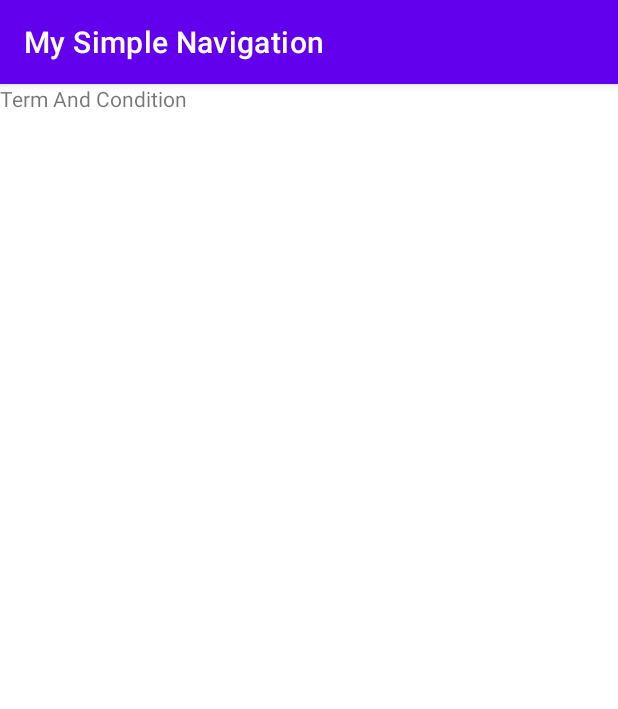
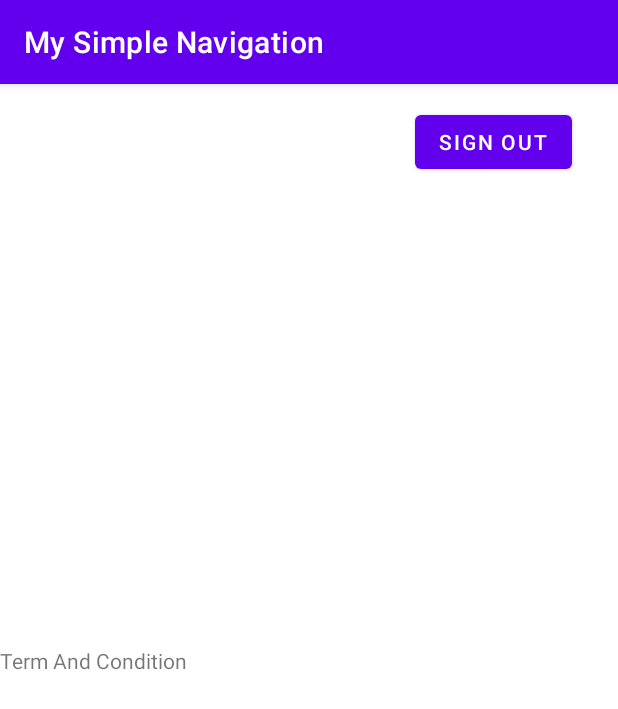
Before and after one commit to edwardsuwirya/mysimplenav, an Android app: the TermConditionFragment screen opened through its navigation route, on a phone screen of 412 x 824 dp. Shown: the top 709 px of the screen. Run offline under Robolectric (Android 15) with nearby library versions, the phone set to English and light mode, and no system bars; 1 statement that could not run was skipped.

Commit message:
Add term condition sign out

```diff
--- a/app/src/main/java/com/enigmacamp/mysimplenavigation/TermConditionFragment.kt
+++ b/app/src/main/java/com/enigmacamp/mysimplenavigation/TermConditionFragment.kt
@@ -6,13 +6,48 @@ import androidx.fragment.app.Fragment
 import android.view.LayoutInflater
 import android.view.View
 import android.view.ViewGroup
+import androidx.activity.OnBackPressedCallback
+import androidx.lifecycle.ViewModelProvider
+import androidx.navigation.fragment.findNavController
+import com.enigmacamp.mysimplenavigation.databinding.FragmentLoginBinding
+import com.enigmacamp.mysimplenavigation.databinding.FragmentTermConditionBinding
+import com.enigmacamp.mysimplenavigation.ui.NavigationCommand
+import com.enigmacamp.mysimplenavigation.ui.login.LoginFragmentViewModel
 
 
 class TermConditionFragment : Fragment() {
+    private lateinit var binding: FragmentTermConditionBinding
+    private lateinit var viewModel: TermConditionFragmentViewModel
 
     override fun onCreate(savedInstanceState: Bundle?) {
         super.onCreate(savedInstanceState)
+        initViewModel()
         Log.d("FragmentTermCondition", "onCreate: ")
+        requireActivity().onBackPressedDispatcher.addCallback(this,
+            object : OnBackPressedCallback(true) {
+                override fun handleOnBackPressed() {
+                    Log.d("FragmentTermCondition", "onBackPressed: ")
+                    viewModel.doExit()
+                }
+            })
+    }
+
+
+    private fun initViewModel() {
+        viewModel = ViewModelProvider(this).get(TermConditionFragmentViewModel::class.java)
+    }
+
+    private fun subscriber() {
+        viewModel.navigationCommandLiveData.observe(viewLifecycleOwner) {
+            when (it) {
+                is NavigationCommand.To -> findNavController().navigate(it.directions)
+                is NavigationCommand.Back -> findNavController().popBackStack()
+                is NavigationCommand.ToRoot -> requireActivity().finish()
+                is NavigationCommand.DeepLink -> findNavController().navigate(it.destinationDeep)
+                else -> {
+                }
+            }
+        }
     }
 
     override fun onDestroy() {
@@ -24,8 +59,18 @@ class TermConditionFragment : Fragment() {
         inflater: LayoutInflater, container: ViewGroup?,
         savedInstanceState: Bundle?
     ): View? {
-        // Inflate the layout for this fragment
-        return inflater.inflate(R.layout.fragment_term_condition, container, false)
+        binding = FragmentTermConditionBinding.inflate(layoutInflater, container, false)
+        return binding.root
+    }
+
+    override fun onViewCreated(view: View, savedInstanceState: Bundle?) {
+        super.onViewCreated(view, savedInstanceState)
+        subscriber()
+        binding.apply {
+            signOutButton.setOnClickListener {
+                viewModel.doExit()
+            }
+        }
     }
 
     companion object {
--- /dev/null
+++ b/app/src/main/java/com/enigmacamp/mysimplenavigation/TermConditionFragmentViewModel.kt
@@ -0,0 +1,17 @@
+package com.enigmacamp.mysimplenavigation
+
+import androidx.lifecycle.LiveData
+import androidx.lifecycle.ViewModel
+import com.enigmacamp.mysimplenavigation.ui.NavigationCommand
+import com.enigmacamp.mysimplenavigation.util.SingleLiveEvent
+
+class TermConditionFragmentViewModel : ViewModel() {
+    private var _navigationCommandLiveData = SingleLiveEvent<NavigationCommand>()
+
+    val navigationCommandLiveData: LiveData<NavigationCommand>
+        get() = _navigationCommandLiveData
+
+    fun doExit() {
+        _navigationCommandLiveData.postValue(NavigationCommand.Back)
+    }
+}
--- a/app/src/main/java/com/enigmacamp/mysimplenavigation/ui/login/LoginFragmentViewModel.kt
+++ b/app/src/main/java/com/enigmacamp/mysimplenavigation/ui/login/LoginFragmentViewModel.kt
@@ -17,9 +17,7 @@ class LoginFragmentViewModel : ViewModel() {
     fun doAuthenticate() {
         _navigationCommandLiveData.postValue(
             NavigationCommand.To(
-                LoginFragmentDirections.actionLoginFragmentToHomeFragment(
-                    "edi"
-                )
+                LoginFragmentDirections.actionLoginFragmentToHomeFragment("edi")
             )
         )
     }
--- a/app/src/main/res/layout/fragment_term_condition.xml
+++ b/app/src/main/res/layout/fragment_term_condition.xml
@@ -1,14 +1,33 @@
 <?xml version="1.0" encoding="utf-8"?>
-<FrameLayout xmlns:android="http://schemas.android.com/apk/res/android"
+<androidx.constraintlayout.widget.ConstraintLayout xmlns:android="http://schemas.android.com/apk/res/android"
+    xmlns:app="http://schemas.android.com/apk/res-auto"
     xmlns:tools="http://schemas.android.com/tools"
+    android:id="@+id/frameLayout2"
     android:layout_width="match_parent"
     android:layout_height="match_parent"
     tools:context=".TermConditionFragment">
 
     <!-- TODO: Update blank fragment layout -->
     <TextView
-        android:layout_width="match_parent"
-        android:layout_height="match_parent"
-        android:text="Term And Condition" />
+        android:id="@+id/textView6"
+        android:layout_width="0dp"
+        android:layout_height="wrap_content"
+        android:text="Term And Condition"
+        app:layout_constraintBottom_toBottomOf="parent"
+        app:layout_constraintEnd_toEndOf="parent"
+        app:layout_constraintStart_toStartOf="parent"
+        app:layout_constraintTop_toTopOf="parent" />
 
-</FrameLayout>
+    <Button
+        android:id="@+id/signOutButton"
+        android:layout_width="wrap_content"
+        android:layout_height="wrap_content"
+        android:text="Sign Out"
+        app:layout_constraintBottom_toBottomOf="parent"
+        app:layout_constraintEnd_toEndOf="parent"
+        app:layout_constraintHorizontal_bias="0.9"
+        app:layout_constraintStart_toStartOf="parent"
+        app:layout_constraintTop_toTopOf="parent"
+        app:layout_constraintVertical_bias="0.01999998" />
+
+</androidx.constraintlayout.widget.ConstraintLayout>
--- a/build.gradle
+++ b/build.gradle
@@ -8,7 +8,8 @@ buildscript {
     dependencies {
         classpath "com.android.tools.build:gradle:4.2.1"
         classpath "org.jetbrains.kotlin:kotlin-gradle-plugin:$kotlin_version"
-
+        def nav_version = "2.3.5"
+        classpath "androidx.navigation:navigation-safe-args-gradle-plugin:$nav_version"
         // NOTE: Do not place your application dependencies here; they belong
         // in the individual module build.gradle files
     }
```
